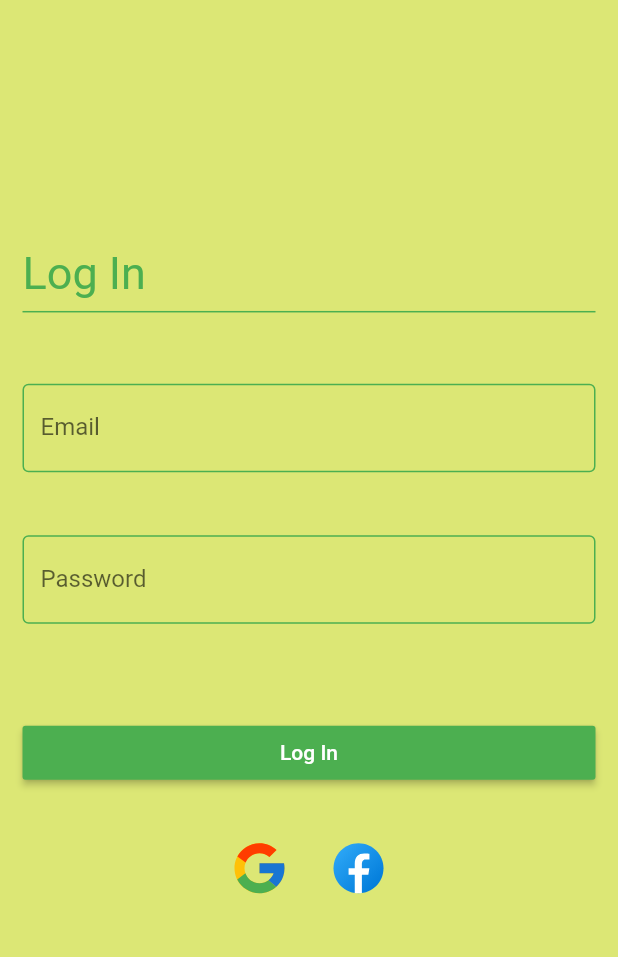
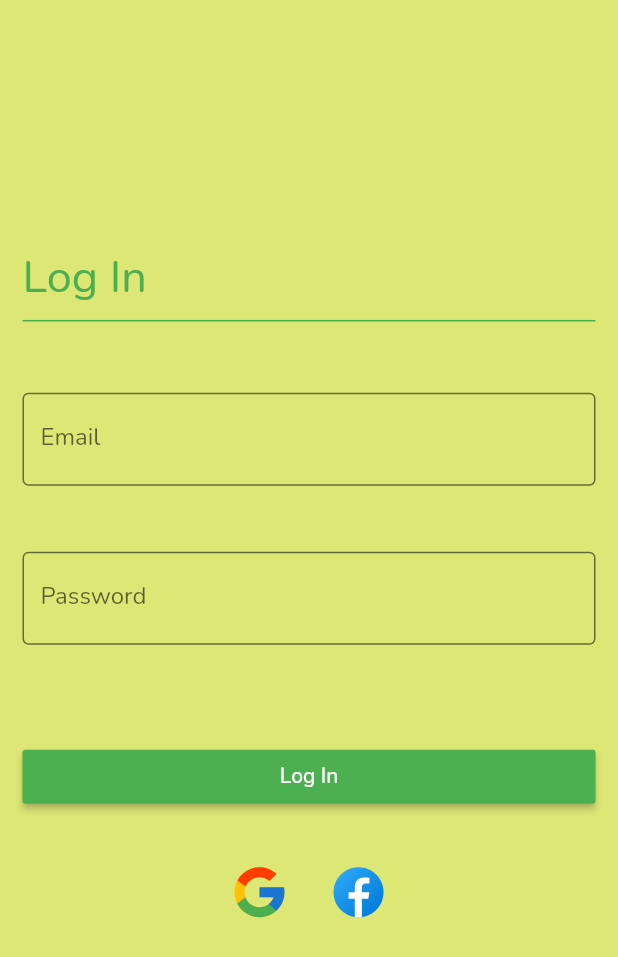
Before and after one commit to pritampodder12/flutter_authentication_flow, a Flutter app: the screen it shows after launch, on a phone screen of 412 x 824 dp. Shown: the top 957 px of the screen. Run offline on Flutter 3.47's test engine with Material 2 defaults, Android fonts, the phone set to English and light mode, and no system bars; our stand-ins replace firebase_auth, flutter_svg, google_fonts, google_sign_in, shared_preferences; accounts and stored records are empty.

```diff
--- a/lib/main.dart
+++ b/lib/main.dart
@@ -1,4 +1,5 @@
 import 'package:flutter/material.dart';
+import 'package:google_fonts/google_fonts.dart';
 import 'package:shared_preferences/shared_preferences.dart';
 
 import './constants/router_names.dart';
@@ -22,9 +23,13 @@ class MyApp extends StatelessWidget {
       initialRoute: initialRoute,
       onGenerateRoute: mainRoutes,
       theme: ThemeData(
-          primaryColor: Colors.green,
-          accentColor: Colors.white,
-          primarySwatch: Colors.deepOrange),
+        primaryColor: Colors.green,
+        accentColor: Colors.white,
+        primarySwatch: Colors.deepOrange,
+        textTheme: GoogleFonts.nunitoTextTheme(
+          Theme.of(context).textTheme,
+        ),
+      ),
       debugShowCheckedModeBanner: false,
     );
   }
--- /dev/null
+++ b/lib/pages/login/components/authInput.dart
@@ -0,0 +1,47 @@
+import 'package:flutter/material.dart';
+
+import '../../../mixins/validation_mixin.dart';
+
+class AuthInput extends StatelessWidget with ValidationMixin {
+  final String type;
+  final String label;
+  final String placeholder;
+  AuthInput({
+    @required this.type,
+    @required this.label,
+    @required this.placeholder,
+  });
+  @override
+  Widget build(BuildContext context) {
+    return TextFormField(
+      cursorColor: Theme.of(context).primaryColor,
+      keyboardType:
+          type == 'email' ? TextInputType.emailAddress : TextInputType.text,
+      textInputAction:
+          type == 'email' ? TextInputAction.next : TextInputAction.done,
+      onFieldSubmitted: (_) =>
+          type == 'email' ? FocusScope.of(context).nextFocus() : null,
+      decoration: InputDecoration(
+        helperText: '',
+        focusedBorder: OutlineInputBorder(
+          borderSide:
+              BorderSide(color: Theme.of(context).primaryColor, width: 1.0),
+        ),
+        enabledBorder: OutlineInputBorder(
+          borderSide:
+              BorderSide(color: Color.fromRGBO(101, 106, 54, 1), width: 1.0),
+        ),
+        errorBorder: OutlineInputBorder(
+            borderSide: BorderSide(color: Colors.red[400], width: 1.0)),
+        focusedErrorBorder: OutlineInputBorder(
+            borderSide: BorderSide(color: Colors.red[400], width: 1.0)),
+        hintText: placeholder,
+        labelText: label,
+      ),
+      validator: type == 'email'
+          ? emailValidator
+          : type == 'password' ? passwordValidator : null,
+      obscureText: type == 'password' ? true : false,
+    );
+  }
+}
--- a/lib/pages/login/components/textInput.dart
+++ /dev/null
@@ -1,46 +0,0 @@
-import 'package:flutter/material.dart';
-
-import '../../../mixins/validation_mixin.dart';
-
-class TextInput extends StatelessWidget with ValidationMixin {
-  final String type;
-  final String label;
-  final String placeholder;
-  final bool obscureText;
-  TextInput({this.type, this.label, this.placeholder, this.obscureText});
-  @override
-  Widget build(BuildContext context) {
-    return TextFormField(
-      onEditingComplete: () {
-        print('editing complete');
-      },
-      cursorColor: Theme.of(context).primaryColor,
-      keyboardType:
-          type == 'email' ? TextInputType.emailAddress : TextInputType.text,
-      textInputAction:
-          type == 'email' ? TextInputAction.next : TextInputAction.done,
-      onFieldSubmitted: (_) =>
-          type == 'email' ? FocusScope.of(context).nextFocus() : null,
-      decoration: InputDecoration(
-          helperText: '',
-          focusedBorder: OutlineInputBorder(
-            borderSide:
-                BorderSide(color: Theme.of(context).primaryColor, width: 1.0),
-          ),
-          enabledBorder: OutlineInputBorder(
-            borderSide:
-                BorderSide(color: Theme.of(context).primaryColor, width: 1.0),
-          ),
-          errorBorder: OutlineInputBorder(
-              borderSide: BorderSide(color: Colors.red[400], width: 1.0)),
-          focusedErrorBorder: OutlineInputBorder(
-              borderSide: BorderSide(color: Colors.red[400], width: 1.0)),
-          hintText: placeholder,
-          labelText: label),
-      validator: type == 'email'
-          ? emailValidator
-          : type == 'password' ? passwordValidator : null,
-      obscureText: type == 'password' ? true : false,
-    );
-  }
-}
--- a/lib/pages/login/login_page.dart
+++ b/lib/pages/login/login_page.dart
@@ -1,5 +1,5 @@
 import 'package:case_study/pages/login/components/social_media_icon.dart';
-import 'package:case_study/pages/login/components/textInput.dart';
+import 'package:case_study/pages/login/components/authInput.dart';
 import 'package:flutter/material.dart';
 import 'package:shared_preferences/shared_preferences.dart';
 import 'package:firebase_auth/firebase_auth.dart';
@@ -73,9 +73,7 @@ class _LoginPageState extends State<LoginPage> {
         body: Container(
           child: GestureDetector(
             behavior: HitTestBehavior.opaque,
-            onTap: () {
-              FocusScope.of(context).requestFocus(new FocusNode());
-            },
+            onTap: () => FocusScope.of(context).requestFocus(new FocusNode()),
             child: Form(
               key: formKey,
               child: ListView(
@@ -87,13 +85,13 @@ class _LoginPageState extends State<LoginPage> {
                           fontSize: 30, color: Theme.of(context).primaryColor)),
                   Divider(color: Theme.of(context).primaryColor, thickness: 1),
                   SizedBox(height: 40),
-                  TextInput(
+                  AuthInput(
                     type: 'email',
                     label: 'Email',
                     placeholder: 'Enter Email',
                   ),
                   SizedBox(height: 20),
-                  TextInput(
+                  AuthInput(
                     type: 'password',
                     label: 'Password',
                     placeholder: 'Enter Password',
--- a/pubspec.yaml
+++ b/pubspec.yaml
@@ -32,6 +32,7 @@ dependencies:
   firebase_auth: ^0.16.0
   google_sign_in: ^4.5.1
   flutter_svg: ^0.17.3
+  google_fonts: ^1.1.0
 
 dev_dependencies:
   flutter_test:
```
Also changed, not shown: pubspec.lock.
